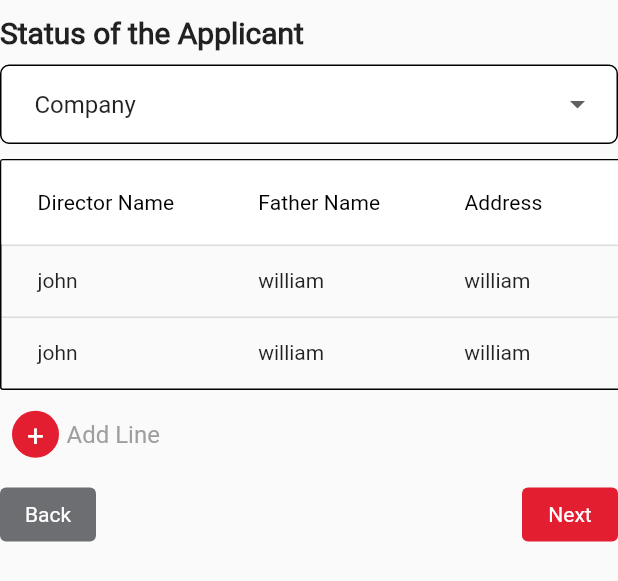
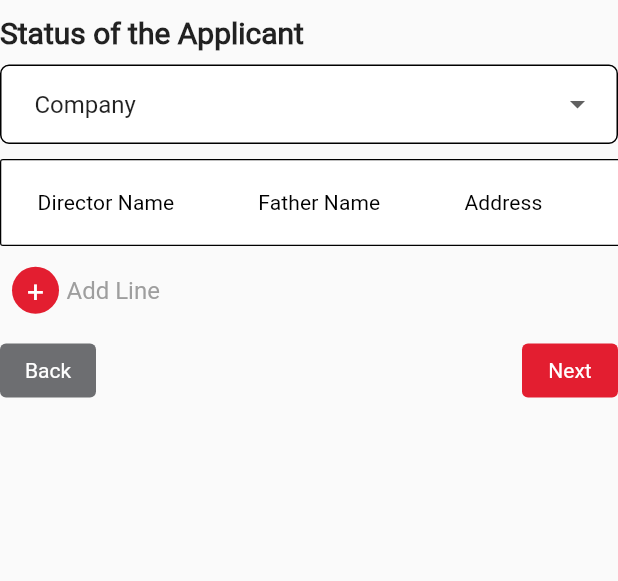
Before and after one commit to chandan-ey/scl-flutter, a Flutter app: the CompanyDetails widget shown alone on an empty page, opened directly with empty values, on a phone screen of 412 x 824 dp. Shown: the top 581 px of the screen. Run offline on Flutter 3.47's test engine with Material 2 defaults, Android fonts, the phone set to English and light mode, and no system bars; our stand-ins replace dropdown_button2, get.

Commit message:
updated changes on company details

```diff
--- a/lib/screen/dealeronboarding/companyDetails.dart
+++ b/lib/screen/dealeronboarding/companyDetails.dart
@@ -26,31 +26,13 @@ class _CompanyDetailsState extends State<CompanyDetails> {
     return menuItems;
   }
 
-  List companyData = [
-    {
-      'director': 'john',
-      'fathername': 'william',
-      'address': 'new street',
-      'pan': 'AWEP786TY67',
-      'din': '123',
-      'banker': 'rbi'
-    },
-    {
-      'director': 'john',
-      'fathername': 'william',
-      'address': 'new street',
-      'pan': 'AWEP786TY67',
-      'din': '123',
-      'banker': 'rbi'
-    }
-  ];
+  List companyData = [];
 
   List items = [
     {'company': '', 'partner': ''}
   ];
 
   addItems() {
-    print(items);
     setState(() {
       items.add({'company': '', 'partner': ''});
     });
@@ -227,8 +209,8 @@ class _CompanyDetailsState extends State<CompanyDetails> {
                       shrinkWrap: true,
                       itemCount: items.length,
                       itemBuilder: (context, index) {
-                        return dynamicList(
-                            items[index]['company'], items[index]['partner']);
+                        return dynamicList(items[index]['company'],
+                            items[index]['partner'], index);
                       },
                     ),
                   ),
@@ -288,7 +270,10 @@ class _CompanyDetailsState extends State<CompanyDetails> {
                   ),
                 ),
                 TextButton(
-                  onPressed: () => {widget.parentfunc(2)},
+                  onPressed: () => {
+                    widget.parentfunc(2)
+                    //  print(items)
+                  },
                   child: const Text(
                     'Next',
                     style: TextStyle(
@@ -308,7 +293,7 @@ class _CompanyDetailsState extends State<CompanyDetails> {
     );
   }
 
-  Widget dynamicList(company, partner) {
+  Widget dynamicList(company, partner, index) {
     return Row(
       mainAxisAlignment: MainAxisAlignment.spaceBetween,
       children: [
@@ -326,6 +311,7 @@ class _CompanyDetailsState extends State<CompanyDetails> {
               ),
               TextFormField(
                 controller: TextEditingController(text: company),
+                onChanged: (value) => {updateData(index, value, 'company')},
                 decoration: const InputDecoration(
                   labelText: 'Partner Name',
                   floatingLabelBehavior: FloatingLabelBehavior.never,
@@ -363,6 +349,7 @@ class _CompanyDetailsState extends State<CompanyDetails> {
               ),
               TextFormField(
                 controller: TextEditingController(text: partner),
+                onChanged: (value) => {updateData(index, value, 'partner')},
                 decoration: const InputDecoration(
                   labelText: 'Relationship',
                   floatingLabelBehavior: FloatingLabelBehavior.never,
@@ -392,4 +379,8 @@ class _CompanyDetailsState extends State<CompanyDetails> {
       companyData.add(data);
     });
   }
+
+  updateData(index, value, key) {
+    items[index][key] = value;
+  }
 }
```
